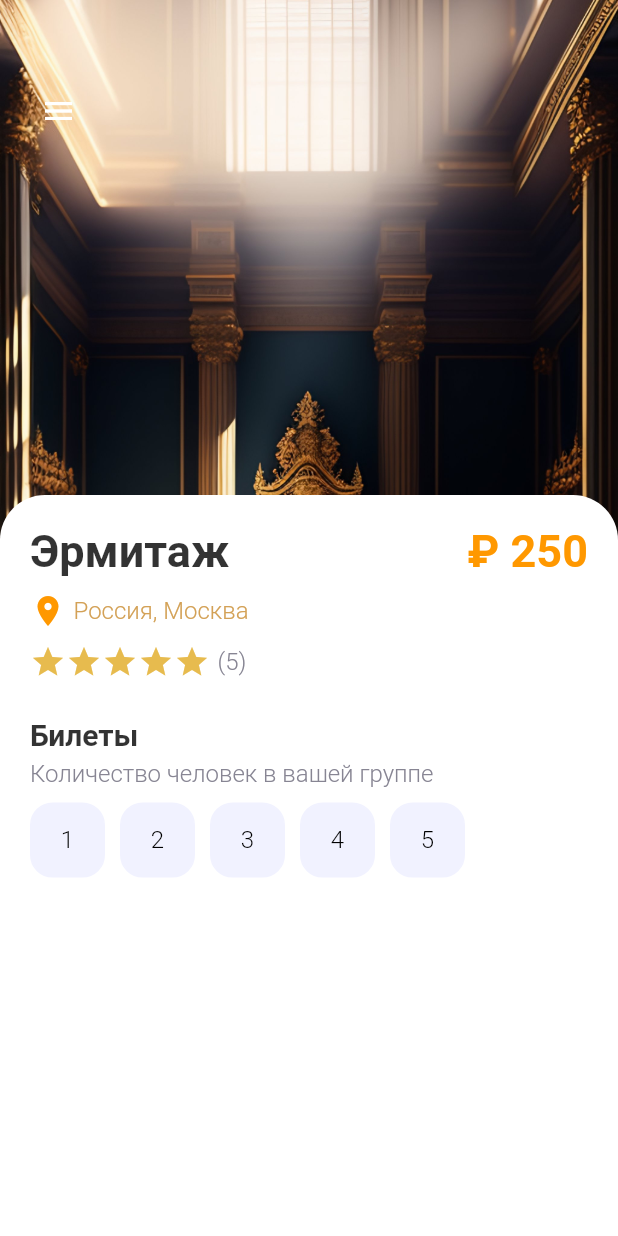
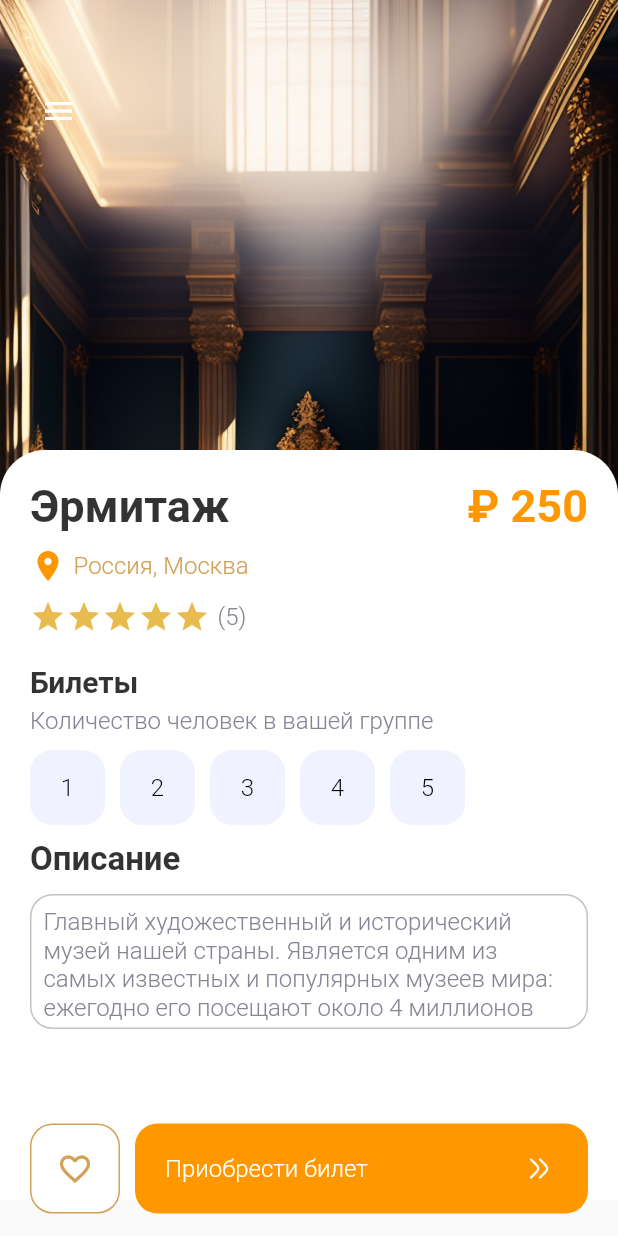
Before and after one commit to AnatoliyRoslyakov/travel_app, a Flutter app: the screen it shows after launch, on a phone screen of 412 x 824 dp. Run offline on Flutter 3.47's test engine with Material 2 defaults, Android fonts, the light colour scheme and no system bars; our stand-ins replace carousel_slider, flutter_svg.

Commit message:
completed the detailed page; unified the buttons; next start describing navigation using cubit

```diff
--- a/the_travel_app/lib/main.dart
+++ b/the_travel_app/lib/main.dart
@@ -1,8 +1,8 @@
 import 'package:flutter/material.dart';
-import 'package:the_travel_app/pages/navpages/main_page.dart';
 
 import 'pages/detail_page.dart';
 import 'pages/welcom_page.dart';
+import 'pages/navpages/main_page.dart';
 
 void main() {
   runApp(const MyApp());
--- a/the_travel_app/lib/pages/detail_page.dart
+++ b/the_travel_app/lib/pages/detail_page.dart
@@ -2,6 +2,7 @@
 import 'package:the_travel_app/misc/colors.dart';
 import 'package:the_travel_app/widgets/app_large_text.dart';
 import 'package:the_travel_app/widgets/app_text.dart';
+import 'package:the_travel_app/widgets/responsive_button.dart';
 
 import '../widgets/app_buttons.dart';
 
@@ -14,6 +15,7 @@
 
 class _DetailPageState extends State<DetailPage> {
   int gottenStars = 5;
+  int selectedIndex = -1;
   @override
   Widget build(BuildContext context) {
     return Scaffold(
@@ -54,7 +56,7 @@
               ),
             ),
             Positioned(
-              top: 330,
+              top: 300,
               child: Container(
                 padding: const EdgeInsets.only(left: 20, right: 20, top: 20),
                 width: MediaQuery.of(context).size.width,
@@ -82,9 +84,7 @@
                         )
                       ],
                     ),
-                    const SizedBox(
-                      height: 10,
-                    ),
+                    const SizedBox(height: 10),
                     Row(
                       children: [
                         Icon(
@@ -100,9 +100,7 @@
                         ),
                       ],
                     ),
-                    const SizedBox(
-                      height: 10,
-                    ),
+                    const SizedBox(height: 10),
                     Row(
                       children: [
                         Wrap(
@@ -124,40 +122,97 @@
                         )
                       ],
                     ),
-                    const SizedBox(height: 25),
+                    const SizedBox(height: 20),
                     AppLargeText(
                       text: 'Билеты',
                       color: Colors.black.withOpacity(0.8),
                       size: 20,
                     ),
-                    const SizedBox(
-                      height: 5,
-                    ),
+                    const SizedBox(height: 5),
                     AppText(
                       text: 'Количество человек в вашей группе',
                       color: AppColors.textColor2,
                     ),
-                    const SizedBox(
-                      height: 10,
-                    ),
+                    const SizedBox(height: 10),
                     Wrap(
                       children: List.generate(5, (index) {
-                        return Container(
-                          margin: const EdgeInsets.only(right: 10),
-                          child: AppButtons(
-                            color: Colors.black,
-                            backgroundColor: AppColors.buttonBackground,
-                            size: 50,
-                            borderColor: AppColors.buttonBackground,
-                            text: (index + 1).toString(),
+                        return InkWell(
+                          onTap: () {
+                            setState(() {
+                              selectedIndex = index;
+                            });
+                          },
+                          child: Container(
+                            margin: const EdgeInsets.only(right: 10),
+                            child: AppButtons(
+                              color: selectedIndex == index
+                                  ? Colors.white
+                                  : Colors.black,
+                              backgroundColor: selectedIndex == index
+                                  ? Colors.black
+                                  : AppColors.buttonBackground,
+                              size: 50,
+                              borderColor: selectedIndex == index
+                                  ? Colors.black
+                                  : AppColors.buttonBackground,
+                              text: (index + 1).toString(),
+                            ),
                           ),
                         );
                       }),
+                    ),
+                    const SizedBox(height: 10),
+                    AppLargeText(
+                      text: 'Описание',
+                      color: Colors.black.withOpacity(0.8),
+                      size: 22,
+                    ),
+                    const SizedBox(height: 10),
+                    Container(
+                      decoration: BoxDecoration(
+                        border: Border.all(
+                            color: AppColors.textColor2.withOpacity(0.5)),
+                        color: Colors.white,
+                        borderRadius: BorderRadius.all(
+                          Radius.circular(15),
+                        ),
+                      ),
+                      height: 90,
+                      child: SingleChildScrollView(
+                        child: Padding(
+                          padding: const EdgeInsets.all(8.0),
+                          child: AppText(
+                            text:
+                                'Главный художественный и исторический музей нашей страны. Является одним из самых известных и популярных музеев мира: ежегодно его посещают около 4 миллионов туристов.',
+                            color: AppColors.textColor2,
+                          ),
+                        ),
+                      ),
                     )
                   ],
                 ),
               ),
             ),
+            Positioned(
+                bottom: 15,
+                left: 20,
+                right: 20,
+                child: Row(
+                  children: [
+                    AppButtons(
+                      color: AppColors.textColor1,
+                      size: 60,
+                      backgroundColor: Colors.white,
+                      borderColor: AppColors.textColor1,
+                      isIcon: true,
+                      icon: Icons.favorite_border,
+                    ),
+                    SizedBox(width: 10),
+                    ResponsiveButton(
+                      isResponsive: true,
+                    )
+                  ],
+                )),
           ],
         ),
       ),
--- a/the_travel_app/lib/pages/welcom_page.dart
+++ b/the_travel_app/lib/pages/welcom_page.dart
@@ -14,7 +14,7 @@
 
 class _WelcomPageState extends State<WelcomPage> {
   List images = ['11.png', '22.png', '33.png'];
-  List textApp = ['Камчатский край', 'Санкт-Петербург', 'Москва'];
+  List textApp = ['Камчатский край', 'Санкт-Петербург', 'Москву'];
   List text = [
     'Большое количество достопримечательностей. Потрясающая рыбалка и возможность ложками есть красную икру. По-настоящему экстремальный отдых зимой и летом.',
     'В Петербурге сама атмосфера располагает к творчеству, а так же есть очень много студий и школ,где можно развиваться в любом творческом направлении.',
@@ -42,7 +42,7 @@
                       Column(
                         crossAxisAlignment: CrossAxisAlignment.start,
                         children: [
-                          AppLargeText(text: 'Откройте для себя'),
+                          AppLargeText(text: 'Открой для себя'),
                           AppText(text: textApp[index], size: 30),
                           SizedBox(
                             height: 20,
--- a/the_travel_app/lib/widgets/app_buttons.dart
+++ b/the_travel_app/lib/widgets/app_buttons.dart
@@ -39,7 +39,7 @@
           ? Center(
               child: AppText(
                 text: text!,
-                color: Colors.black,
+                color: color,
               ),
             )
           : Center(
--- a/the_travel_app/lib/widgets/responsive_button.dart
+++ b/the_travel_app/lib/widgets/responsive_button.dart
@@ -2,6 +2,7 @@
 import 'package:flutter/material.dart';
 import 'package:flutter_svg/flutter_svg.dart';
 import 'package:the_travel_app/misc/colors.dart';
+import 'package:the_travel_app/widgets/app_text.dart';
 
 class ResponsiveButton extends StatelessWidget {
   bool? isResponsive;
@@ -14,19 +15,42 @@
 
   @override
   Widget build(BuildContext context) {
-    return Container(
+    return Flexible(
+      child: Container(
         width: width,
         height: 60,
         decoration: BoxDecoration(
-        borderRadius: BorderRadius.circular(10),
+          borderRadius: BorderRadius.circular(15),
           color: AppColors.mainColor,
         ),
-      child: Row(mainAxisAlignment: MainAxisAlignment.center, children: [
-        SvgPicture.asset(
+        child: Row(
+            mainAxisAlignment: isResponsive == true
+                ? MainAxisAlignment.spaceBetween
+                : MainAxisAlignment.center,
+            children: [
+              isResponsive == true
+                  ? Container(
+                      margin: const EdgeInsets.only(left: 20),
+                      child: AppText(
+                        text: 'Приобрести билет',
+                        color: Colors.white,
+                      ),
+                    )
+                  : Container(),
+              isResponsive == true
+                  ? Container(
+                      margin: const EdgeInsets.only(right: 20),
+                      child: SvgPicture.asset(
+                        'img/button_right.svg',
+                        color: Colors.white,
+                      ),
+                    )
+                  : SvgPicture.asset(
                       'img/button_right.svg',
                       color: Colors.white,
                     )
             ]),
+      ),
     );
   }
 }
```
Lines whose indentation alone changed are shown as unchanged.
